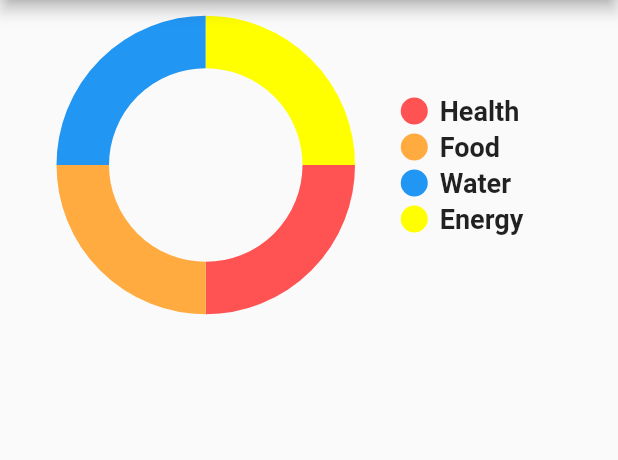
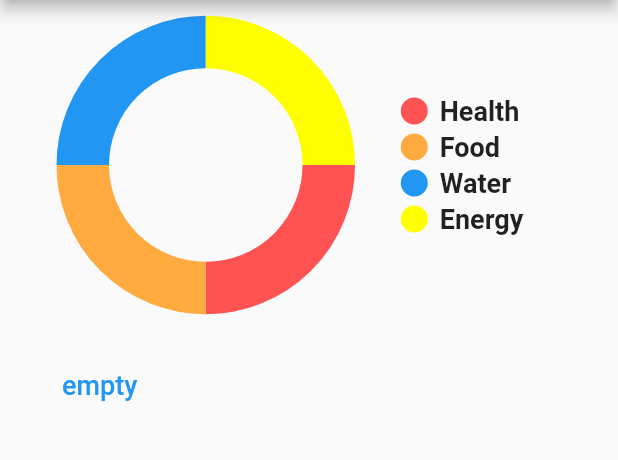
Before and after one commit to liplum/VsWild, a Flutter app: the screen it shows after launch, on a phone screen of 412 x 824 dp, the part 84-544 px from its top. Run offline on Flutter 3.47's test engine with Material 2 defaults, Android fonts, the phone set to English and light mode, and no system bars; drawn by our look-alikes of pie_chart; our stand-ins replace easy_localization; missing offline and left inert: bitsdojo_window.

Commit message:
Added `Action` system

```diff
--- a/lib/hud.dart
+++ b/lib/hud.dart
@@ -3,8 +3,10 @@ import 'dart:math';
 import 'package:easy_localization/easy_localization.dart';
 import 'package:flutter/material.dart';
 import 'package:pie_chart/pie_chart.dart';
+import 'package:vs_wild/registry.dart';
 
 import 'game/player.dart';
+import 'type/action.dart' as act;
 
 class Tile extends StatelessWidget {
   final double pad;
@@ -61,6 +63,16 @@ class _HudState extends State<Hud> {
                     constraints: const BoxConstraints(maxHeight: 180),
                     child: buildHud(context),
                   ),
+                  Expanded(
+                      child: ConstrainedBox(
+                    constraints: const BoxConstraints(maxHeight: 180),
+                    child: Container(
+                      padding: const EdgeInsets.symmetric(vertical: 10),
+                      child: ActionsPanel(
+                        player: player,
+                      ),
+                    ),
+                  )),
                 ],
               ))),
     );
@@ -88,13 +100,38 @@ class _HudState extends State<Hud> {
   }
 }
 
-class Actions extends StatelessWidget {
-  const Actions({super.key, required this.player});
+class ActionsPanel extends StatelessWidget {
+  const ActionsPanel({super.key, required this.player});
 
   final Player player;
 
   @override
   Widget build(BuildContext context) {
-    return Container();
+    return GridView.count(
+      primary: false,
+      crossAxisCount: 4,
+      children: ActionRegistry.all
+          .map((e) => ActionButton(player: player, action: e))
+          .toList(),
+    );
   }
 }
+
+class ActionButton extends StatelessWidget {
+  const ActionButton({super.key, required this.player, required this.action});
+
+  final Player player;
+  final act.Action action;
+
+  @override
+  Widget build(BuildContext context) {
+    return TextButton(
+        onPressed: () {
+          action.onAct(player);
+        },
+        child: Text(
+          action.name,
+          style: const TextStyle(fontSize: 18),
+        ));
+  }
+}
--- a/lib/main.dart
+++ b/lib/main.dart
@@ -2,13 +2,14 @@ import 'dart:io';
 
 import 'package:flutter/material.dart';
 import 'package:easy_localization/easy_localization.dart';
+import 'package:vs_wild/entity/game.dart' as game;
 import 'package:vs_wild/hud.dart';
 import 'package:bitsdojo_window/bitsdojo_window.dart';
 
 main() async {
   WidgetsFlutterBinding.ensureInitialized();
   await EasyLocalization.ensureInitialized();
-
+  game.init();
   runApp(
     EasyLocalization(
         supportedLocales: const [Locale('en')],
--- a/lib/registry.dart
+++ b/lib/registry.dart
@@ -1,10 +1,15 @@
+import 'package:vs_wild/type/action.dart';
 import 'package:vs_wild/type/env.dart';
 import 'package:vs_wild/type/item.dart';
 
-class Environments{
+class EnvironmentRegistry {
   static final all = <Environment>[];
 }
 
-class Items{
+class ItemRegistry {
   static final all = <Item>[];
 }
+
+class ActionRegistry{
+  static final all = <Action>[];
+}
--- /dev/null
+++ b/lib/type/action.dart
@@ -0,0 +1,7 @@
+import '../game/player.dart';
+
+abstract class Action {
+  String name = "empty";
+  bool isEnabled(Player player);
+  onAct(Player player);
+}
--- a/lib/type/env.dart
+++ b/lib/type/env.dart
@@ -2,6 +2,7 @@ class Environment {
   const Environment(this.name, {this.tags = const {}});
   final String name;
   final Set<EnvTag> tags;
+  static const empty = Environment("empty");
 }
 
 class EnvTag {
@@ -9,3 +10,8 @@ class EnvTag {
   final String name;
   final dynamic data;
 }
+
+class EnvironmentEntry{
+  Environment type = Environment.empty;
+  Set<EnvTag> dynamicTags = {};
+}
```
Also changed, not shown: lib/entity/game.dart (added, +19 -0 lines).
